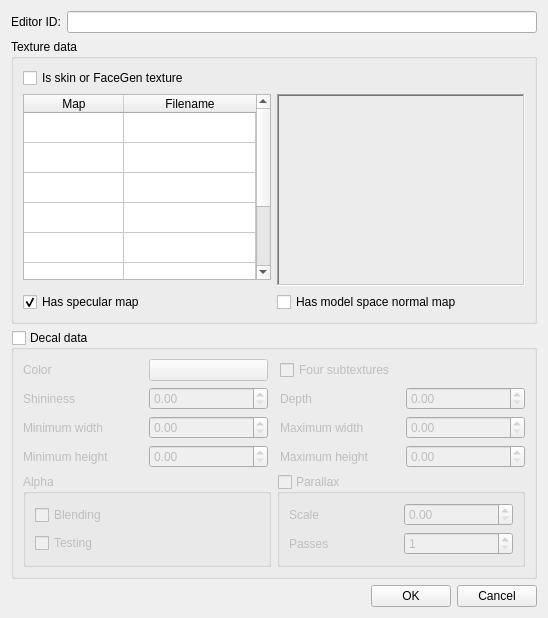
Above: native/src/DovahKit/ui/form_windows/textureset.ui from DavidJCobb/DovahKit before the change. Below: the same form after it.
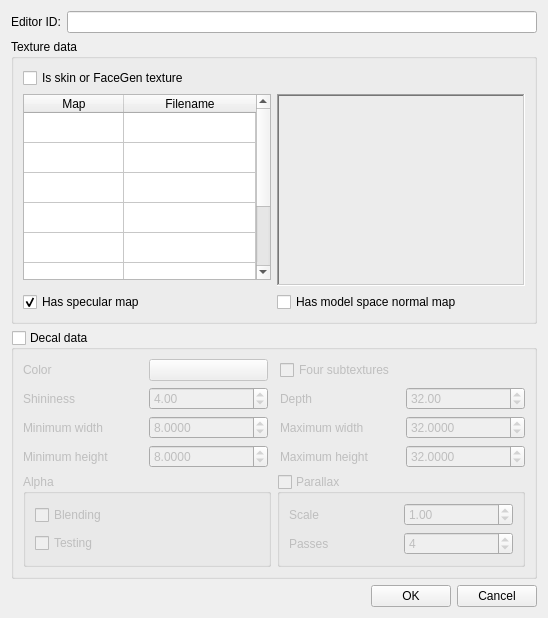
That is the form after the change. Custom widgets are drawn as their Qt base class.

Diff of the .ui file:
```diff
--- a/native/src/DovahKit/ui/form_windows/textureset.ui
+++ b/native/src/DovahKit/ui/form_windows/textureset.ui
@@ -176,7 +176,17 @@
           </widget>
          </item>
          <item row="0" column="1">
-          <widget class="QDoubleSpinBox" name="decalScale"/>
+          <widget class="QDoubleSpinBox" name="decalScale">
+           <property name="minimum">
+            <double>0.100000000000000</double>
+           </property>
+           <property name="maximum">
+            <double>10.000000000000000</double>
+           </property>
+           <property name="value">
+            <double>1.000000000000000</double>
+           </property>
+          </widget>
          </item>
          <item row="1" column="0">
           <widget class="QLabel" name="label_10">
@@ -196,6 +206,9 @@
            <property name="maximum">
             <number>30</number>
            </property>
+           <property name="value">
+            <number>4</number>
+           </property>
           </widget>
          </item>
         </layout>
@@ -237,7 +250,20 @@
          </widget>
         </item>
         <item row="2" column="4">
-         <widget class="QDoubleSpinBox" name="decalMaxWidth"/>
+         <widget class="QDoubleSpinBox" name="decalMaxWidth">
+          <property name="decimals">
+           <number>4</number>
+          </property>
+          <property name="minimum">
+           <double>0.010000000000000</double>
+          </property>
+          <property name="maximum">
+           <double>1000.000000000000000</double>
+          </property>
+          <property name="value">
+           <double>32.000000000000000</double>
+          </property>
+         </widget>
         </item>
         <item row="0" column="1">
          <widget class="QPushButton" name="decalColor">
@@ -247,10 +273,36 @@
          </widget>
         </item>
         <item row="2" column="1">
-         <widget class="QDoubleSpinBox" name="decalMinWidth"/>
+         <widget class="QDoubleSpinBox" name="decalMinWidth">
+          <property name="decimals">
+           <number>4</number>
+          </property>
+          <property name="minimum">
+           <double>0.010000000000000</double>
+          </property>
+          <property name="maximum">
+           <double>1000.000000000000000</double>
+          </property>
+          <property name="value">
+           <double>8.000000000000000</double>
+          </property>
+         </widget>
         </item>
         <item row="3" column="4">
-         <widget class="QDoubleSpinBox" name="decalMaxHeight"/>
+         <widget class="QDoubleSpinBox" name="decalMaxHeight">
+          <property name="decimals">
+           <number>4</number>
+          </property>
+          <property name="minimum">
+           <double>0.010000000000000</double>
+          </property>
+          <property name="maximum">
+           <double>1000.000000000000000</double>
+          </property>
+          <property name="value">
+           <double>32.000000000000000</double>
+          </property>
+         </widget>
         </item>
         <item row="2" column="0">
          <widget class="QLabel" name="label_2">
@@ -273,7 +325,20 @@
          </widget>
         </item>
         <item row="3" column="1">
-         <widget class="QDoubleSpinBox" name="decalMinHeight"/>
+         <widget class="QDoubleSpinBox" name="decalMinHeight">
+          <property name="decimals">
+           <number>4</number>
+          </property>
+          <property name="minimum">
+           <double>0.010000000000000</double>
+          </property>
+          <property name="maximum">
+           <double>1000.000000000000000</double>
+          </property>
+          <property name="value">
+           <double>8.000000000000000</double>
+          </property>
+         </widget>
         </item>
         <item row="0" column="0">
          <widget class="QLabel" name="label_6">
@@ -316,10 +381,21 @@
          </widget>
         </item>
         <item row="1" column="1">
-         <widget class="QDoubleSpinBox" name="decalShininess"/>
+         <widget class="QDoubleSpinBox" name="decalShininess">
+          <property name="maximum">
+           <double>100.000000000000000</double>
+          </property>
+          <property name="value">
+           <double>4.000000000000000</double>
+          </property>
+         </widget>
         </item>
         <item row="1" column="4">
-         <widget class="QDoubleSpinBox" name="decalDepth"/>
+         <widget class="QDoubleSpinBox" name="decalDepth">
+          <property name="value">
+           <double>32.000000000000000</double>
+          </property>
+         </widget>
         </item>
        </layout>
       </item>
```
